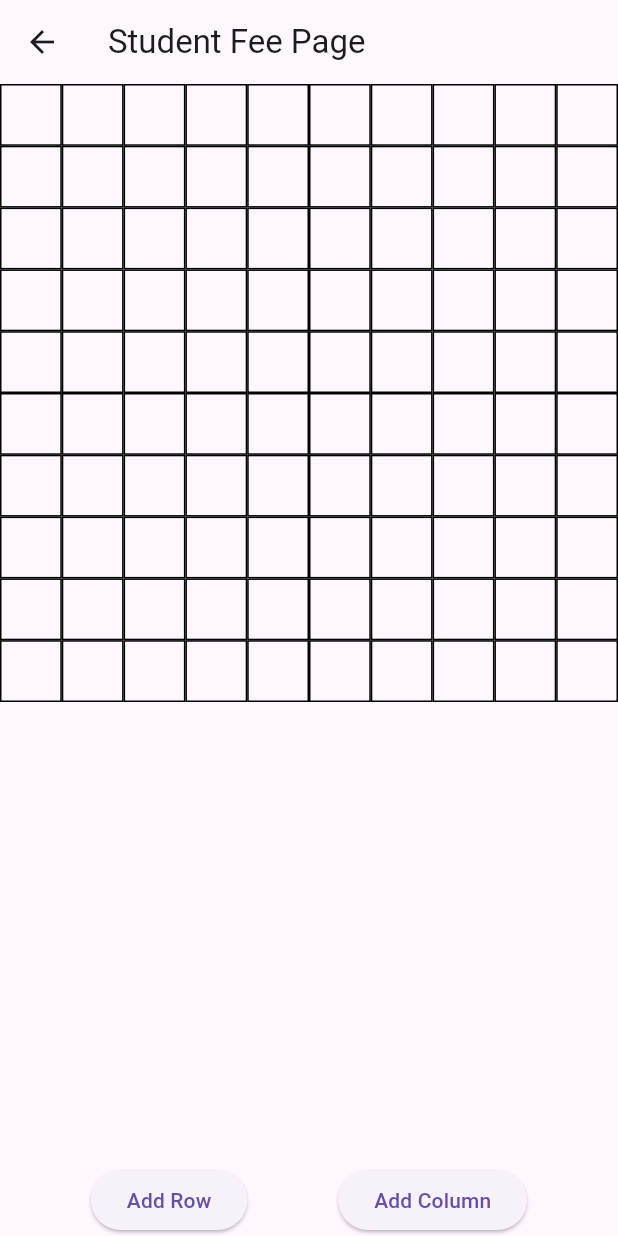
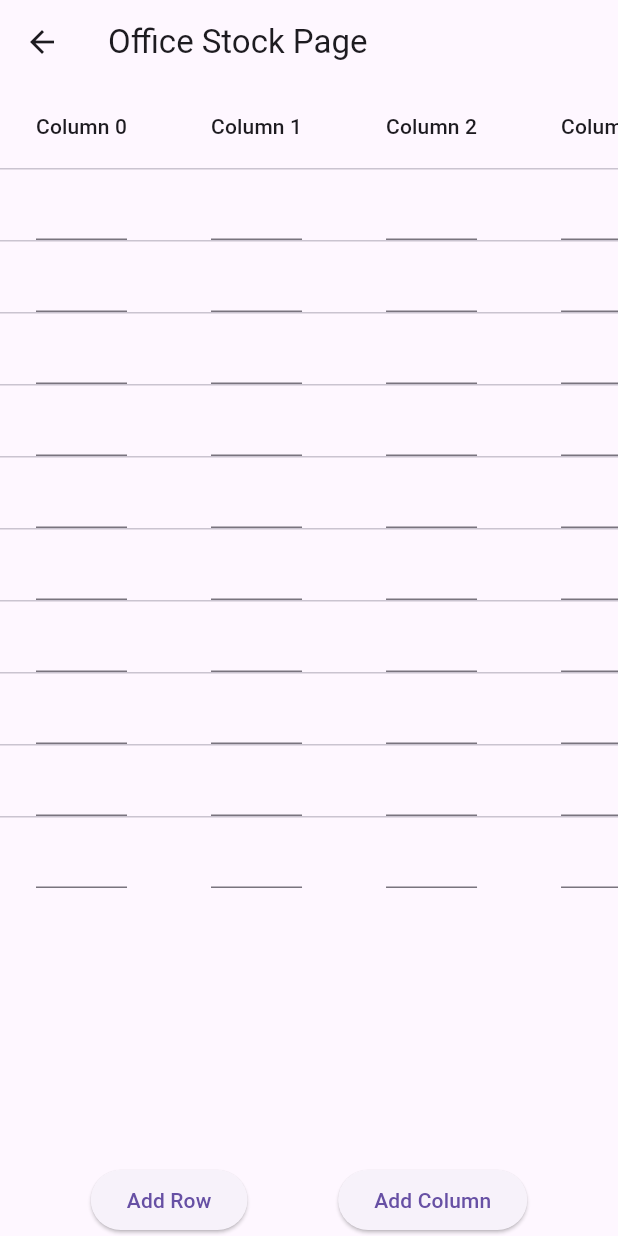
Before and after one commit to jezzyll/MajlisGramm-COPY, a Flutter app: the OfficeStockPage screen opened by its route, on a phone screen of 412 x 824 dp. Run offline on Flutter 3.47's test engine with Material 3 defaults, Android fonts, the phone set to English and light mode, and no system bars; our stand-ins replace carousel_slider, cloud_firestore, firebase_auth, firebase_core, shared_preferences; accounts and stored records are empty.

Commit message:
addcolumn-issue

```diff
--- a/lib/Offiice/office_stock.dart
+++ b/lib/Offiice/office_stock.dart
@@ -1,13 +1,11 @@
-
-
 import 'package:flutter/material.dart';
 
 class OfficeStockPage extends StatefulWidget {
   @override
-  _StudentFeePageState createState() => _StudentFeePageState();
+  _OfficeStockPageState createState() => _OfficeStockPageState();
 }
 
-class _StudentFeePageState extends State<OfficeStockPage> {
+class _OfficeStockPageState extends State<OfficeStockPage> {
   List<List<String>> gridData = List.generate(10, (_) => List.filled(10, ""));
 
   void addRow() {
@@ -15,9 +13,6 @@ class _StudentFeePageState extends State<OfficeStockPage> {
       gridData.add(List.filled(gridData[0].length, ""));
     });
   }
-
-  final growableList = List.empty(growable: true);
-
 
   void addColumn() {
     setState(() {
@@ -31,28 +26,40 @@ class _StudentFeePageState extends State<OfficeStockPage> {
   Widget build(BuildContext context) {
     return Scaffold(
       appBar: AppBar(
-        title: Text('Student Fee Page'),
+        title: Text('Office Stock Page'),
       ),
       body: Column(
         children: [
           Expanded(
-            child: GridView.builder(
-              gridDelegate: SliverGridDelegateWithFixedCrossAxisCount(
-                crossAxisCount: gridData[0].length,
+            child: SingleChildScrollView(
+              scrollDirection: Axis.horizontal,
+              child: SingleChildScrollView(
+                scrollDirection: Axis.vertical,
+                child: DataTable(
+                  columns: List.generate(
+                    gridData[0].length,
+                        (index) => DataColumn(label: Text('Column $index')),
+                  ),
+                  rows: List.generate(
+                    gridData.length,
+                        (index) => DataRow(
+                      cells: List.generate(
+                        gridData[index].length,
+                            (cellIndex) => DataCell(
+                          TextFormField(
+                            initialValue: gridData[index][cellIndex],
+                            onChanged: (newValue) {
+                              setState(() {
+                                gridData[index][cellIndex] = newValue;
+                              });
+                            },
+                          ),
+                        ),
+                      ),
+                    ),
+                  ),
+                ),
               ),
-              itemCount: gridData.length * gridData[0].length,
-              itemBuilder: (context, index) {
-                int rowIndex = index ~/ gridData[0].length;
-                int colIndex = index % gridData[0].length;
-                return Container(
-                  decoration: BoxDecoration(
-                    border: Border.all(),
-                  ),
-                  child: Center(
-                    child: Text(gridData[rowIndex][colIndex]),
-                  ),
-                );
-              },
             ),
           ),
           Row(
```
